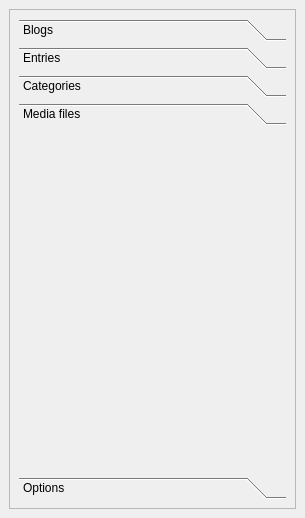
Before: the Qt Designer form src/toolbox.ui in mtux/bilbo, drawn with Qt 5.
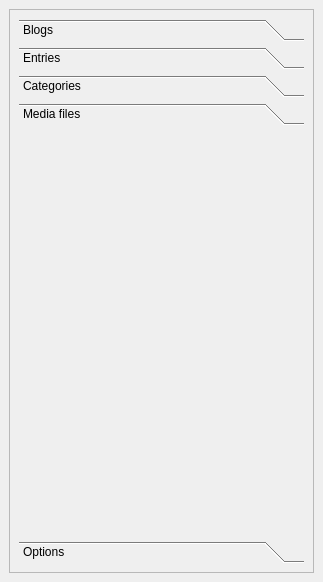
After: the same form once the commit is applied. The open tabs and pages were chosen to show the change.

What changed in the file:
```diff
--- a/src/toolbox.ui
+++ b/src/toolbox.ui
@@ -5,8 +5,8 @@
    <rect>
     <x>0</x>
     <y>0</y>
-    <width>305</width>
-    <height>518</height>
+    <width>323</width>
+    <height>582</height>
    </rect>
   </property>
   <property name="windowTitle" >
@@ -245,6 +245,14 @@
           </layout>
          </widget>
          <widget class="QWidget" name="pgMedia" >
+          <property name="geometry" >
+           <rect>
+            <x>0</x>
+            <y>0</y>
+            <width>283</width>
+            <height>385</height>
+           </rect>
+          </property>
           <attribute name="label" >
            <string>Media files</string>
           </attribute>
```
Left out of the diff: 24 changed lines with no effect on the pictures.
